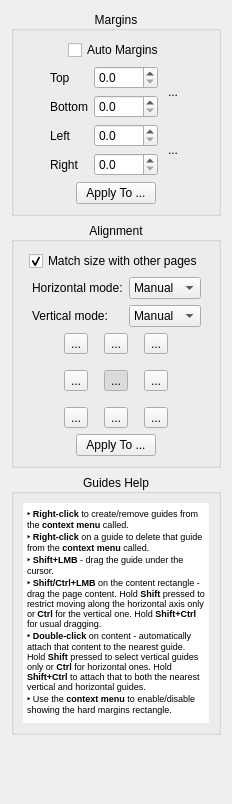
The window that src/core/filters/page_layout/OptionsWidget.ui (4lex4/scantailor-advanced) describes before a commit, drawn with Qt 5.
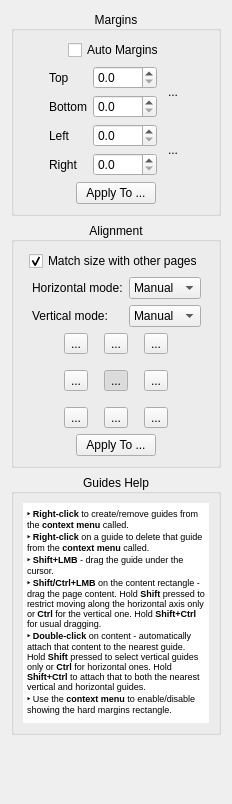
The same window after the commit. Icons and pictures are not drawn. Custom widgets are drawn as their Qt base class.

```diff
--- a/src/core/filters/page_layout/OptionsWidget.ui
+++ b/src/core/filters/page_layout/OptionsWidget.ui
@@ -84,14 +84,14 @@
            <widget class="QToolButton" name="topBottomLink">
             <property name="minimumSize">
              <size>
-              <width>18</width>
-              <height>46</height>
+              <width>20</width>
+              <height>36</height>
              </size>
             </property>
             <property name="maximumSize">
              <size>
-              <width>18</width>
-              <height>46</height>
+              <width>20</width>
+              <height>36</height>
              </size>
             </property>
             <property name="styleSheet">
@@ -122,8 +122,8 @@
             </property>
             <property name="iconSize">
              <size>
-              <width>10</width>
-              <height>30</height>
+              <width>18</width>
+              <height>24</height>
              </size>
             </property>
            </widget>
@@ -153,14 +153,14 @@
            <widget class="QToolButton" name="leftRightLink">
             <property name="minimumSize">
              <size>
-              <width>18</width>
-              <height>46</height>
+              <width>20</width>
+              <height>36</height>
              </size>
             </property>
             <property name="maximumSize">
              <size>
-              <width>18</width>
-              <height>46</height>
+              <width>20</width>
+              <height>36</height>
              </size>
             </property>
             <property name="styleSheet">
@@ -191,8 +191,8 @@
             </property>
             <property name="iconSize">
              <size>
-              <width>10</width>
-              <height>30</height>
+              <width>18</width>
+              <height>24</height>
              </size>
             </property>
             <property name="checked">
```
